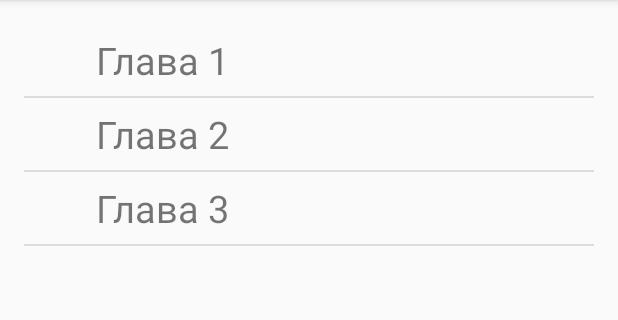
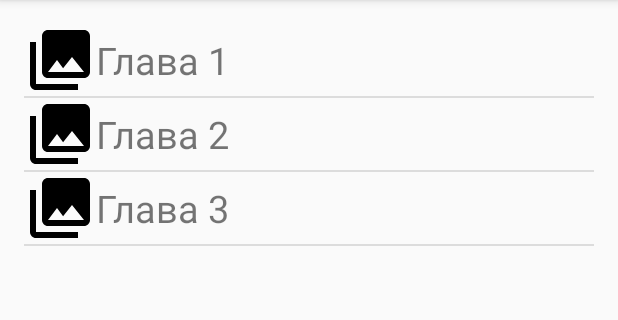
Before and after one commit to AKarpetc/Forexhandbook, an Android app: the screen it shows after launch (MainActivity), after a tap on an icon or button, on a phone screen of 412 x 824 dp, the part 84-404 px from its top. Run offline under Robolectric (Android 15) with nearby library versions, the phone set to English and light mode, and no system bars; 1 other tap on this screen came first.

Commit message:
Исправил адаптер, теперь изображения отображются

```diff
--- a/app/src/main/java/karsa/forexhandbook/ListItemAdapter.java
+++ b/app/src/main/java/karsa/forexhandbook/ListItemAdapter.java
@@ -1,6 +1,8 @@
 package karsa.forexhandbook;
 
 import android.content.Context;
+import android.content.res.TypedArray;
+import android.graphics.drawable.Drawable;
 import android.support.v4.app.FragmentActivity;
 import android.view.LayoutInflater;
 import android.view.View;
@@ -55,14 +57,18 @@ public class ListItemAdapter extends BaseAdapter {
         rowView = inflater.inflate(R.layout.fx_item_list,null);
         holder.tv = (TextView)rowView.findViewById(R.id.itemText);
         holder.img = (ImageView)rowView.findViewById(R.id.itemView);
+        TypedArray imgs = context.getResources().obtainTypedArray(R.array.icons);
+        //Drawable drawable =  context.getResources().getDrawable(imageId[position]);
+
         holder.tv.setText(result[position]);
-        holder.img.setImageResource(imageId[position]);
+        holder.img.setImageResource(imgs.getResourceId(position,-1));
         rowView.setOnClickListener(new View.OnClickListener() {
             @Override
             public void onClick(View v) {
 
             }
         });
+        imgs.recycle();
         return rowView;
     }
 }
--- a/app/src/main/res/values/arrays.xml
+++ b/app/src/main/res/values/arrays.xml
@@ -1,10 +1,10 @@
 <?xml version="1.0" encoding="utf-8"?>
 <resources>
-    <array name="icons">
+    <integer-array name="icons">
         <item>@drawable/ic_menu_gallery</item>
         <item>@drawable/ic_menu_gallery</item>
         <item>@drawable/ic_menu_gallery</item>
-    </array>
+    </integer-array>
     <string-array name="labels">
         <item>Глава 1</item>
         <item>Глава 2</item>
```
